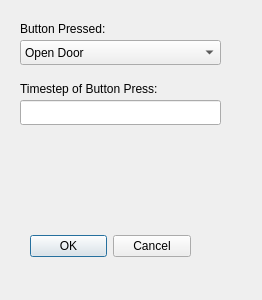
This is addbehaviourdialog.ui in gracestewart3/COMP3004A3 as Qt 5 draws it before an edit. The edited form follows.
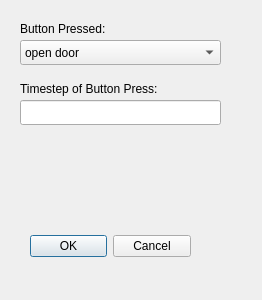
This is the edited form.

Diff of the .ui file:
```diff
--- a/addbehaviourdialog.ui
+++ b/addbehaviourdialog.ui
@@ -40,7 +40,7 @@
    </property>
    <item>
     <property name="text">
-     <string>Open Door</string>
+     <string>open door</string>
     </property>
    </item>
    <item>
```
Left out of the diff: 4 changed lines with no effect on the pictures.
